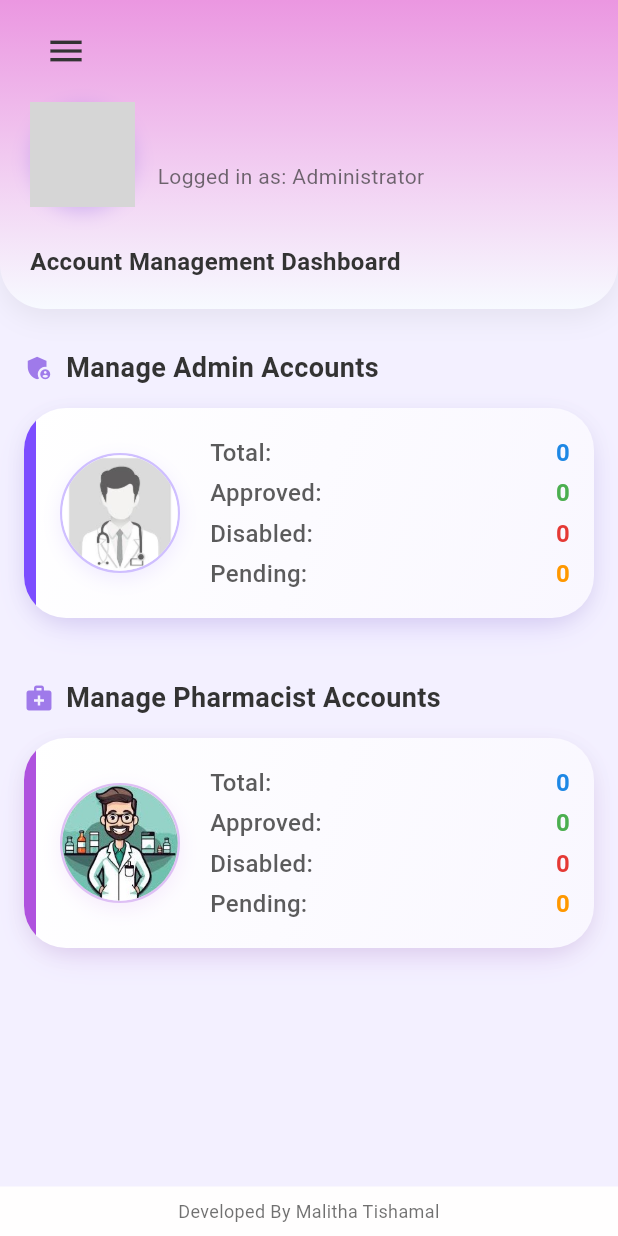
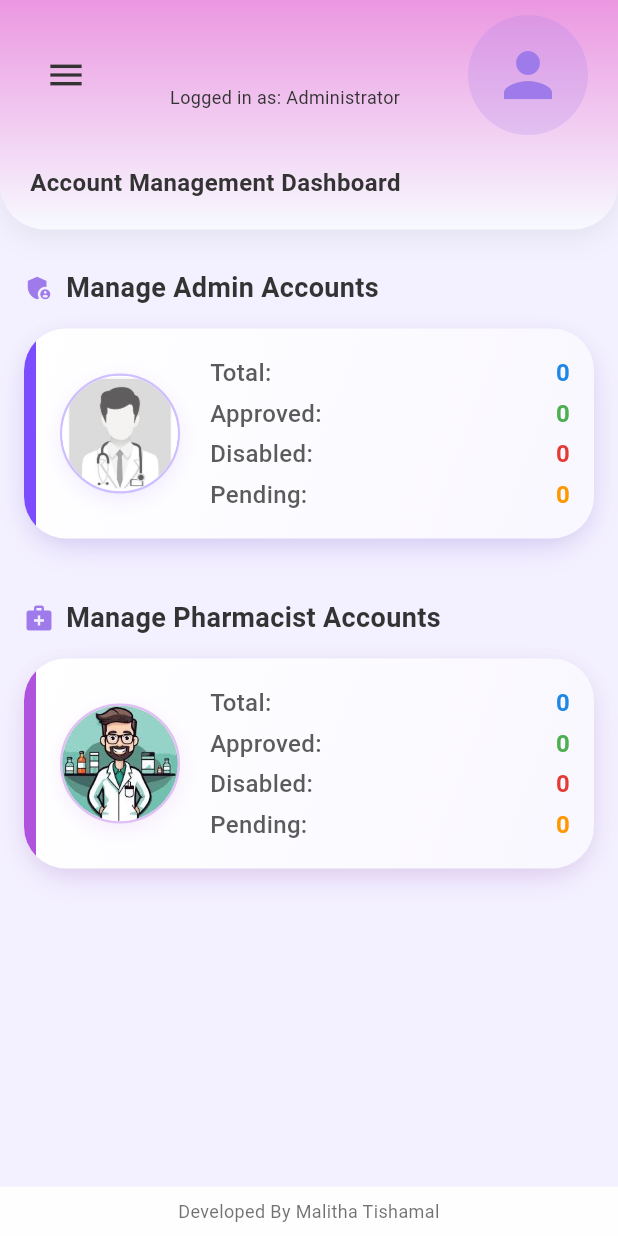
Before and after one commit to malitha-tishamal/MediQ-Antibiotic-Management-App, a Flutter app: the AccountManageDetails screen opened directly, on a phone screen of 412 x 824 dp. Run offline on Flutter 3.47's test engine with Material 3 defaults, Android fonts, the phone set to English and light mode, and no system bars; our stand-ins replace cloud_firestore, csv, firebase_auth, firebase_core, fl_chart, flutter_typeahead and 7 more; accounts and stored records are empty; grey boxes are pictures that could not be loaded.

Commit message:
Refactor account headers, avatars & styles
Refactor header and avatar UI across account management screens. Consolidates header layout, introduces reusable profile avatar widgets, tightens paddings/sizes, and adjusts typography for balanced header rows. Adds asset fallbacks (errorBuilder) for missing profile images, simplifies layout (removed redundant comments/footers), and tightens search bar corners. Also tweaks AppColors/header gradient whitespace and updates action button colors for Disable/Delete states. Changes span accounts-manage-details.dart, admin_accounts_manage.dart, and pharmacist_accounts_manage.dart.

```diff
--- a/mediq/lib/admin/accounts-manage-details.dart
+++ b/mediq/lib/admin/accounts-manage-details.dart
@@ -18,7 +18,6 @@ class AppColors {
   static const Color pendingColor = Color(0xFFFF9800);
   static const Color iconColor = Color(0xFF5A43A7);
 
-  // Header gradient colors matching Factory Owner Dashboard
   static const Color headerGradientStart = Color.fromARGB(255, 235, 151, 225);
   static const Color headerGradientEnd = Color(0xFFF7FAFF);
   static const Color headerTextDark = Color(0xFF333333);
@@ -107,7 +106,6 @@ class _AccountManageDetailsState extends State<AccountManageDetails> {
     }
   }
 
-  // Header - Factory Owner Dashboard Style
   Widget _buildDashboardHeader(BuildContext context) {
     return Container(
       padding: const EdgeInsets.only(top: 10, left: 20, right: 20, bottom: 20),
@@ -131,85 +129,47 @@ class _AccountManageDetailsState extends State<AccountManageDetails> {
       ),
       child: Column(
         crossAxisAlignment: CrossAxisAlignment.start,
+        mainAxisSize: MainAxisSize.min,
         children: [
           Row(
-            mainAxisAlignment: MainAxisAlignment.spaceBetween,
+            crossAxisAlignment: CrossAxisAlignment.center,
             children: [
+              // Menu button (left)
               IconButton(
                 icon: const Icon(Icons.menu, color: AppColors.headerTextDark, size: 28),
-                onPressed: () {
-                  _scaffoldKey.currentState?.openDrawer();
-                },
+                onPressed: () => _scaffoldKey.currentState?.openDrawer(),
+                padding: EdgeInsets.zero,
+                constraints: const BoxConstraints(),
               ),
-            ],
-          ),
-
-          const SizedBox(height: 10),
-
-          Row(
-            children: [
-              // Profile Picture
-              Container(
-                width: 70,
-                height: 70,
-                decoration: BoxDecoration(
-                  shape: BoxShape.circle,
-                  gradient: _profileImageUrl == null
-                    ? const LinearGradient(
-                        colors: [AppColors.primaryPurple, Color(0xFFB08FEB)],
-                        begin: Alignment.topLeft,
-                        end: Alignment.bottomRight,
-                      )
-                    : null,
-                  border: Border.all(color: Colors.white, width: 3),
-                  boxShadow: [
-                    BoxShadow(
-                      color: AppColors.primaryPurple.withOpacity(0.4),
-                      blurRadius: 10,
-                      offset: const Offset(0, 3),
-                    ),
-                  ],
-                  image: _profileImageUrl != null
-                    ? DecorationImage(
-                        image: NetworkImage(_profileImageUrl!),
-                        fit: BoxFit.cover,
-                      )
-                    : null,
-                ),
-                child: _profileImageUrl == null
-                    ? const Icon(Icons.person, size: 40, color: Colors.white)
-                    : null,
-              ),
-
-              const SizedBox(width: 15),
-
-              // User Info
+              const Spacer(),
+              // User info (centered)
               Column(
-                crossAxisAlignment: CrossAxisAlignment.start,
+                mainAxisSize: MainAxisSize.min,
                 children: [
                   Text(
                     _currentUserName,
                     style: const TextStyle(
-                      fontSize: 20,
+                      fontSize: 18,
                       fontWeight: FontWeight.bold,
                       color: AppColors.headerTextDark,
                     ),
                   ),
-                  Text(
+                  const SizedBox(height: 4),
+                  const Text(
                     'Logged in as: Administrator',
                     style: TextStyle(
-                      fontSize: 14,
-                      color: AppColors.headerTextDark.withOpacity(0.7),
+                      fontSize: 12,
+                      color: AppColors.headerTextDark,
                     ),
                   ),
                 ],
               ),
+              const Spacer(),
+              // Profile picture (right)
+              _buildDashboardProfileAvatar(),
             ],
           ),
-
-          const SizedBox(height: 25),
-
-          // Page Title
+          const SizedBox(height: 20),
           const Text(
             'Account Management Dashboard',
             style: TextStyle(
@@ -221,6 +181,25 @@ class _AccountManageDetailsState extends State<AccountManageDetails> {
         ],
       ),
     );
+  }
+
+  Widget _buildDashboardProfileAvatar() {
+    if (_profileImageUrl != null && _profileImageUrl!.isNotEmpty) {
+      return CircleAvatar(
+        radius: 40,
+        backgroundImage: NetworkImage(_profileImageUrl!),
+        backgroundColor: Colors.grey.shade200,
+        onBackgroundImageError: (_, __) {
+          if (mounted) setState(() => _profileImageUrl = null);
+        },
+      );
+    } else {
+      return CircleAvatar(
+        radius: 40,
+        backgroundColor: AppColors.primaryPurple.withOpacity(0.2),
+        child: const Icon(Icons.person, color: AppColors.primaryPurple, size: 48),
+      );
+    }
   }
 
   @override
@@ -242,15 +221,13 @@ class _AccountManageDetailsState extends State<AccountManageDetails> {
         onNavTap: (title) => _handleNavTap(title, context),
         onLogout: () => _handleLogout(context),
       ),
-      appBar: const PreferredSize(preferredSize: Size.fromHeight(0), child: SizedBox.shrink()),
+      // ✅ No appBar – custom header handles everything without layout issues
       body: Stack(
         children: [
           SafeArea(
             child: Column(
               children: [
                 _buildDashboardHeader(context),
-
-                // Main Content
                 Expanded(
                   child: SingleChildScrollView(
                     padding: const EdgeInsets.all(16.0),
@@ -258,7 +235,6 @@ class _AccountManageDetailsState extends State<AccountManageDetails> {
                       crossAxisAlignment: CrossAxisAlignment.start,
                       children: [
                         const SizedBox(height: 10),
-
                         _buildSectionTitle('Manage Admin Accounts', Icons.admin_panel_settings),
                         const SizedBox(height: 10),
                         _buildAccountCard(
@@ -267,18 +243,15 @@ class _AccountManageDetailsState extends State<AccountManageDetails> {
                           imagePath: 'assets/accounts/admin-default.jpg',
                           borderColor: Colors.deepPurpleAccent,
                         ),
-
                         const SizedBox(height: 24),
-
                         _buildSectionTitle('Manage Pharmacist Accounts', Icons.medical_services),
                         const SizedBox(height: 10),
                         _buildAccountCard(
                           role: 'Pharmacist',
                           title: 'Manage Pharmacist Accounts',
                           imagePath: 'assets/accounts/pharmizist-default.jpg',
-                          borderColor: CupertinoColors.systemPurple, // or AppColors.approvedColor
+                          borderColor: CupertinoColors.systemPurple,
                         ),
-
                         const SizedBox(height: 30),
                       ],
                     ),
@@ -287,8 +260,6 @@ class _AccountManageDetailsState extends State<AccountManageDetails> {
               ],
             ),
           ),
-
-          // Footer
           Align(
             alignment: Alignment.bottomCenter,
             child: Container(
@@ -310,7 +281,6 @@ class _AccountManageDetailsState extends State<AccountManageDetails> {
     );
   }
 
-  // Section Title Widget
   Widget _buildSectionTitle(String title, IconData icon) {
     return Padding(
       padding: const EdgeInsets.only(bottom: 4.0),
@@ -331,7 +301,6 @@ class _AccountManageDetailsState extends State<AccountManageDetails> {
     );
   }
 
-  /// නවීන account card එක – gradient background, left border, double shadows
   Widget _buildAccountCard({
     required String role,
     required String title,
@@ -425,7 +394,6 @@ class _AccountManageDetailsState extends State<AccountManageDetails> {
                   padding: const EdgeInsets.all(16),
                   child: Row(
                     children: [
-                      // Image container with modern styling
                       Container(
                         width: 80,
                         height: 80,
@@ -464,7 +432,6 @@ class _AccountManageDetailsState extends State<AccountManageDetails> {
                         ),
                       ),
                       const SizedBox(width: 20),
-                      // Stats
                       Expanded(
                         child: Column(
                           crossAxisAlignment: CrossAxisAlignment.start,
@@ -514,7 +481,6 @@ class _AccountManageDetailsState extends State<AccountManageDetails> {
     );
   }
 
-  // Modern loading card (with gradient and shadow)
   Widget _buildModernLoadingCard(String title) {
     return Container(
       margin: const EdgeInsets.only(bottom: 16),
@@ -557,7 +523,6 @@ class _AccountManageDetailsState extends State<AccountManageDetails> {
     );
   }
 
-  // Modern error card
   Widget _buildModernErrorCard(String title, String error) {
     return Container(
       margin: const EdgeInsets.only(bottom: 16),
```
Also changed, not shown: mediq/lib/admin/accounts/admin_accounts_manage.dart (+35 -27 lines), mediq/lib/admin/accounts/pharmacist_accounts_manage.dart (+76 -34 lines).
